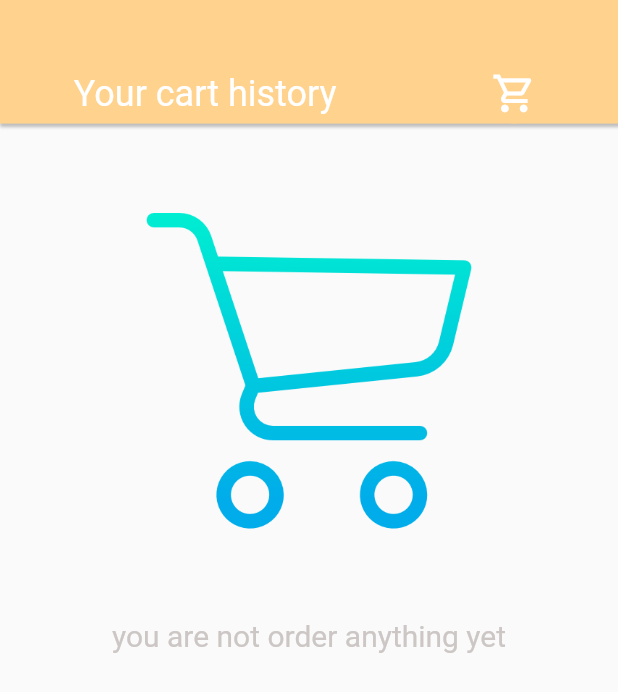
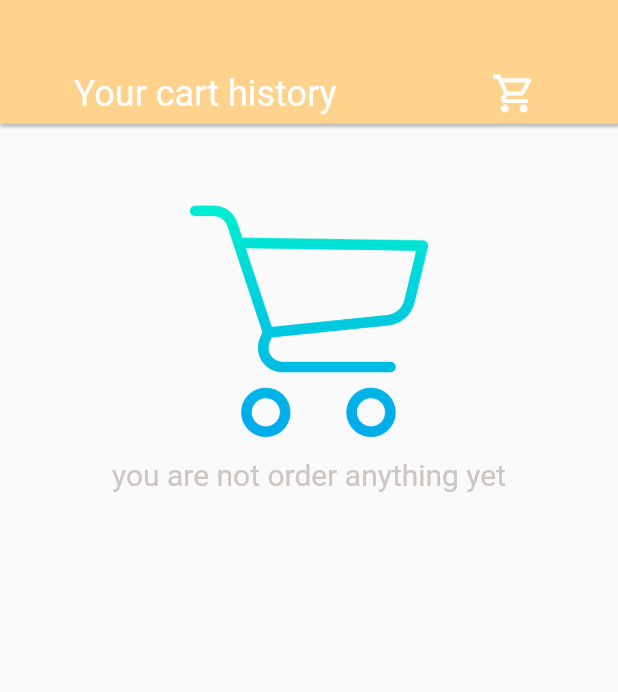
Before and after one commit to khaledsawan/Hungry-, a Flutter app: the CartHistoryPage screen opened directly, on a phone screen of 412 x 824 dp. Shown: the top 692 px of the screen. Run offline on Flutter 3.47's test engine with Material 2 defaults, Android fonts, the phone set to English and light mode, and no system bars; our stand-ins replace dots_indicator, flutter_typeahead, geocoding, geolocator, get, get_storage and 4 more; missing offline and left inert: flutter_keyboard_visibility_web, flutter_secure_storage_web, geolocator_web, google_maps_flutter_web, google_maps_webservice, package_info_plus_web and 1 more; accounts and stored records are empty; network calls fail.

```diff
--- a/lib/main.dart
+++ b/lib/main.dart
@@ -29,9 +29,9 @@ class MyApp extends StatelessWidget {
           title: 'food delivery System',
           debugShowCheckedModeBanner: false,
           theme: ThemeData(primaryColor: AppColors.mainColor,),
-          home: SettingPage(),
-         // initialRoute: AppRoutes.SplashScreen,
-        //  getPages: AppRoutes.routes,
+         // home: SettingPage(),
+         initialRoute: AppRoutes.SplashScreen,
+          getPages: AppRoutes.routes,
 
           // language
           locale: const Locale('gu', 'IN'),
--- a/lib/screen/cart/cart_history_page.dart
+++ b/lib/screen/cart/cart_history_page.dart
@@ -200,9 +200,12 @@ class _CartHistoryPageState extends State<CartHistoryPage> {
                     alignment: Alignment.center,
                     child: Column(
                       children: [
+                        SizedBox(
+                          height: height * 0.05,
+                        ),
                         Container(
-                            height: height * 0.4,
-                            width: width * 0.6,
+                            width: width - 17,
+                            height: height * 0.22,
                             child: Image.asset("assets/image/empty_cart.png")),
                         BigText(
                           textbody: 'you are not order anything yet',
```
Also changed, not shown: lib/screen/home/home_page.dart (+39 -2 lines), lib/screen/user profile/profile_page.dart (+5 -5 lines), 1 other file.
